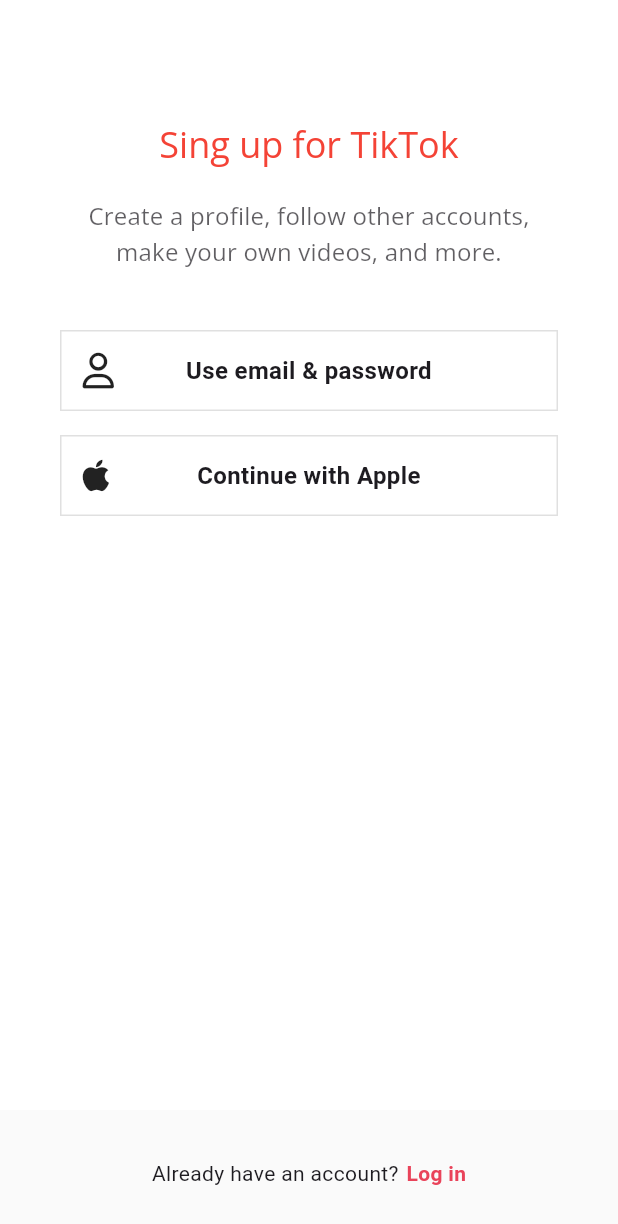
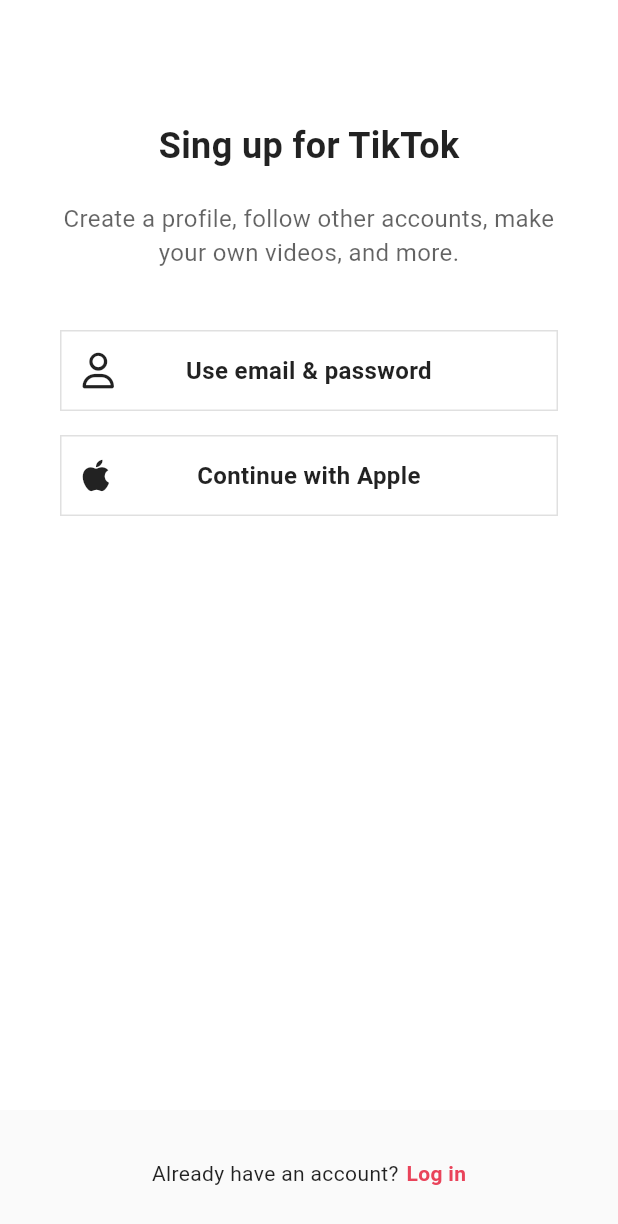
Before and after one commit to zeronedev/tiktok_clone_230217, a Flutter app: the screen it shows after launch, on a phone screen of 412 x 824 dp. Shown: the top 1224 px of the screen. Run offline on Flutter 3.47's test engine with Material 3 defaults, Android fonts, the phone set to English and light mode, and no system bars; our stand-ins replace font_awesome_flutter, google_fonts, video_player, visibility_detector.

```diff
--- a/lib/features/authentication/email_screen.dart
+++ b/lib/features/authentication/email_screen.dart
@@ -38,7 +38,7 @@ class _EmailScreenState extends State<EmailScreen> {
     final regExp = RegExp(
         r"^[a-zA-Z0-9.a-zA-Z0-9.!#$%&'*+-/=?^_`{|}~]+@[a-zA-Z0-9]+\.[a-zA-Z]+");
     if (!regExp.hasMatch(_email)) {
-      return "유효하지 않은 이메일 입니다.";
+      return "Email not valid";
     }
     return null;
   }
@@ -70,7 +70,7 @@ class _EmailScreenState extends State<EmailScreen> {
             children: [
               Gaps.v40,
               const Text(
-                '당신의 이메일은 무엇인가요?',
+                'What is your email?',
                 style: TextStyle(
                   fontSize: Sizes.size24,
                   fontWeight: FontWeight.w700,
@@ -83,7 +83,7 @@ class _EmailScreenState extends State<EmailScreen> {
                 onEditingComplete: _onSubmit,
                 autocorrect: false,
                 decoration: InputDecoration(
-                  hintText: "이메일",
+                  hintText: "Email",
                   errorText: _isEmailValid(),
                   enabledBorder: UnderlineInputBorder(
                     borderSide: BorderSide(
--- a/lib/features/authentication/sign_up_screen.dart
+++ b/lib/features/authentication/sign_up_screen.dart
@@ -1,5 +1,6 @@
 import 'package:flutter/material.dart';
 import 'package:font_awesome_flutter/font_awesome_flutter.dart';
+import 'package:google_fonts/google_fonts.dart';
 import 'package:tiktok_clone_230217/constants/gaps.dart';
 import 'package:tiktok_clone_230217/constants/sizes.dart';
 import 'package:tiktok_clone_230217/features/authentication/username_screen.dart';
@@ -46,19 +47,21 @@ class SignUpScreen extends StatelessWidget {
                 mainAxisSize: MainAxisSize.min,
                 children: [
                   Gaps.v80,
-                  Text(
+                  const Text(
                     'Sing up for TikTok',
-                    style: Theme.of(context)
-                        .textTheme
-                        .headlineSmall!
-                        .copyWith(color: Colors.red),
+                    style: TextStyle(
+                      fontSize: Sizes.size24,
+                      fontWeight: FontWeight.w700,
+                    ),
                   ),
                   Gaps.v20,
-                  Opacity(
+                  const Opacity(
                     opacity: 0.7,
                     child: Text(
                       'Create a profile, follow other accounts, make your own videos, and more.',
-                      style: Theme.of(context).textTheme.titleMedium,
+                      style: TextStyle(
+                        fontSize: Sizes.size16,
+                      ),
                       textAlign: TextAlign.center,
                     ),
                   ),
--- a/lib/features/videos/widgets/video_post.dart
+++ b/lib/features/videos/widgets/video_post.dart
@@ -156,12 +156,12 @@ class _VideoPostState extends State<VideoPost>
               ),
             ),
           ),
-          Positioned(
+          const Positioned(
             bottom: 20,
             left: 10,
             child: Column(
               crossAxisAlignment: CrossAxisAlignment.start,
-              children: const [
+              children: [
                 Text(
                   "@zeronedev",
                   style: TextStyle(
--- a/lib/main.dart
+++ b/lib/main.dart
@@ -26,35 +26,8 @@ class TikTokApp extends StatelessWidget {
       title: 'TikTok Clone',
       themeMode: ThemeMode.system,
       theme: ThemeData(
+        textTheme: Typography.blackMountainView,
         brightness: Brightness.light,
-        textTheme: TextTheme(
-          displayLarge: GoogleFonts.openSans(
-              fontSize: 96, fontWeight: FontWeight.w300, letterSpacing: -1.5),
-          displayMedium: GoogleFonts.openSans(
-              fontSize: 60, fontWeight: FontWeight.w300, letterSpacing: -0.5),
-          displaySmall:
-              GoogleFonts.openSans(fontSize: 48, fontWeight: FontWeight.w400),
-          headlineMedium: GoogleFonts.openSans(
-              fontSize: 34, fontWeight: FontWeight.w400, letterSpacing: 0.25),
-          headlineSmall:
-              GoogleFonts.openSans(fontSize: 24, fontWeight: FontWeight.w400),
-          titleLarge: GoogleFonts.openSans(
-              fontSize: 20, fontWeight: FontWeight.w500, letterSpacing: 0.15),
-          titleMedium: GoogleFonts.openSans(
-              fontSize: 16, fontWeight: FontWeight.w400, letterSpacing: 0.15),
-          titleSmall: GoogleFonts.openSans(
-              fontSize: 14, fontWeight: FontWeight.w500, letterSpacing: 0.1),
-          bodyLarge: GoogleFonts.roboto(
-              fontSize: 16, fontWeight: FontWeight.w400, letterSpacing: 0.5),
-          bodyMedium: GoogleFonts.roboto(
-              fontSize: 14, fontWeight: FontWeight.w400, letterSpacing: 0.25),
-          labelLarge: GoogleFonts.roboto(
-              fontSize: 14, fontWeight: FontWeight.w500, letterSpacing: 1.25),
-          bodySmall: GoogleFonts.roboto(
-              fontSize: 12, fontWeight: FontWeight.w400, letterSpacing: 0.4),
-          labelSmall: GoogleFonts.roboto(
-              fontSize: 10, fontWeight: FontWeight.w400, letterSpacing: 1.5),
-        ),
         scaffoldBackgroundColor: Colors.white,
         primaryColor: const Color(0xFFE9435A),
         textSelectionTheme: const TextSelectionThemeData(
@@ -74,8 +47,12 @@ class TikTokApp extends StatelessWidget {
         ),
       ),
       darkTheme: ThemeData(
+        textTheme: Typography.whiteMountainView,
         brightness: Brightness.dark,
         scaffoldBackgroundColor: Colors.black,
+        appBarTheme: AppBarTheme(
+          backgroundColor: Colors.grey.shade900,
+        ),
         bottomAppBarTheme: BottomAppBarTheme(
           color: Colors.grey.shade900,
         ),
```
Also changed, not shown: lib/features/authentication/birthday_screen.dart (+3 -5 lines), lib/features/authentication/login_screen.dart (+15 -9 lines), lib/features/authentication/password_screen.dart (+4 -4 lines), lib/features/authentication/username_screen.dart (+6 -5 lines), lib/features/authentication/widgets/form_button.dart (+9 -5 lines), lib/features/inbox/chat_detail_screen.dart (+5 -5 lines), lib/features/onboarding/interests_screen.dart (+5 -8 lines), lib/features/onboarding/tutorial_screen.dart (+17 -13 lines), lib/features/onboarding/widgets/interest_button.dart (+6 -1 lines), lib/features/users/user_profile_screen.dart (+8 -8 lines).
